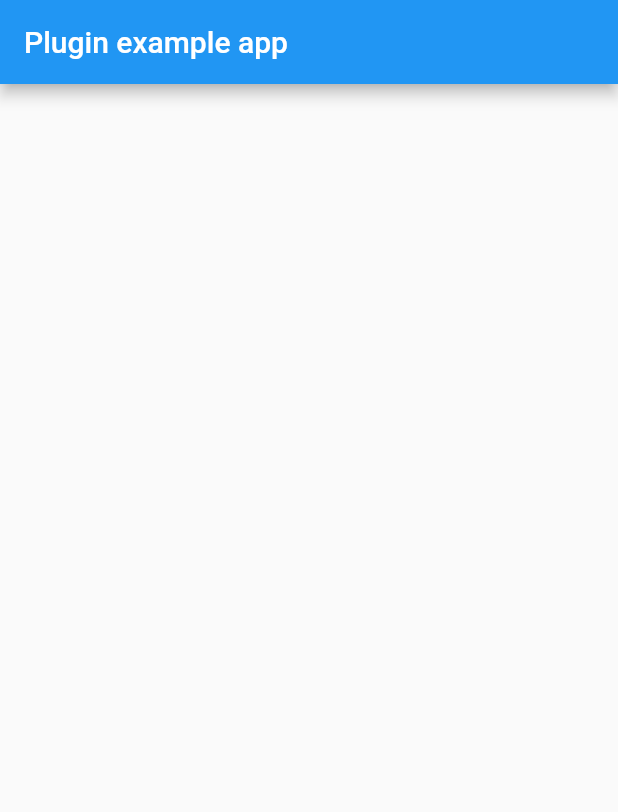
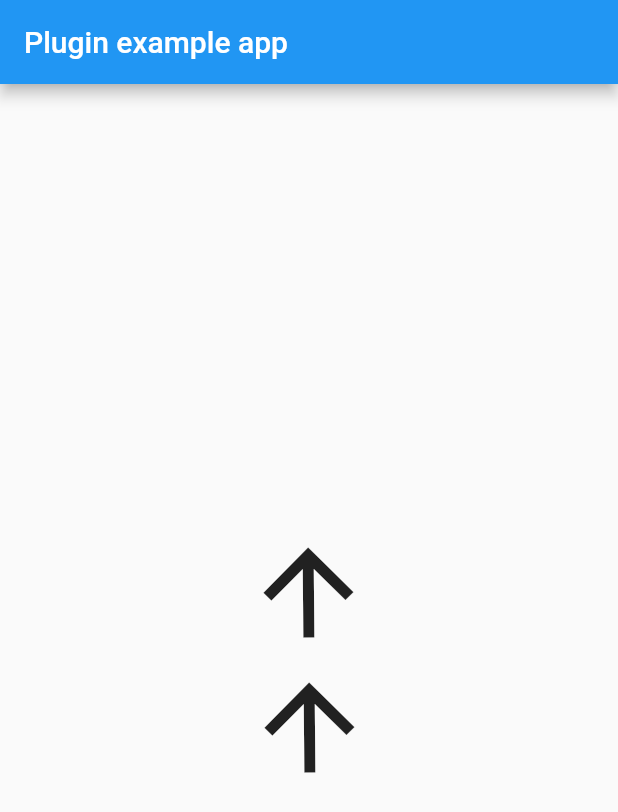
Before and after one commit to harunkurtme/fly_screens, a Flutter app: the screen it shows after launch, on a phone screen of 412 x 824 dp. Shown: the top 812 px of the screen. Run offline on Flutter 3.47's test engine with Material 2 defaults, Android fonts, the phone set to English and light mode, and no system bars.

Commit message:
added for compass arrow

```diff
--- a/lib/core/compass.dart
+++ b/lib/core/compass.dart
@@ -9,12 +9,19 @@ class Compass extends StatelessWidget {
 
   @override
   Widget build(BuildContext context) {
-    return Column(
+    return Row(
+      mainAxisAlignment: MainAxisAlignment.center,
+
       children: [
-         Divider(
-          color: _color,
-          height: _height,
-          thickness: _thickness,
+        RotatedBox(quarterTurns: 3,
+          child: Icon(Icons.arrow_upward,
+          size: 90,
+          )
+        ),
+        RotatedBox(quarterTurns: 3,
+          child: Icon(Icons.arrow_upward,
+          size: 90,
+          )
         ),
       ],
     );
```
